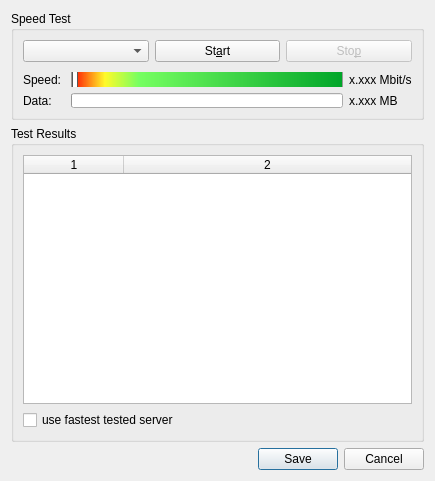
First picture: the form in forms/qspeedtestdlg.ui, repository Jo2003/vlc_record, before the edit.
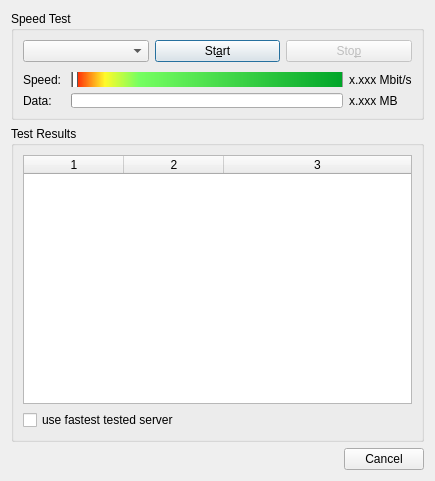
Second picture: the form after the edit.

The edit to the form file:
```diff
--- a/forms/qspeedtestdlg.ui
+++ b/forms/qspeedtestdlg.ui
@@ -148,13 +148,14 @@
          <bool>true</bool>
         </property>
         <property name="columnCount">
-         <number>2</number>
+         <number>3</number>
         </property>
         <attribute name="horizontalHeaderStretchLastSection">
          <bool>true</bool>
         </attribute>
         <column/>
         <column/>
+        <column/>
        </widget>
       </item>
       <item>
@@ -173,7 +174,7 @@
       <enum>Qt::Horizontal</enum>
      </property>
      <property name="standardButtons">
-      <set>QDialogButtonBox::Cancel|QDialogButtonBox::Save</set>
+      <set>QDialogButtonBox::Cancel</set>
      </property>
     </widget>
    </item>
```
